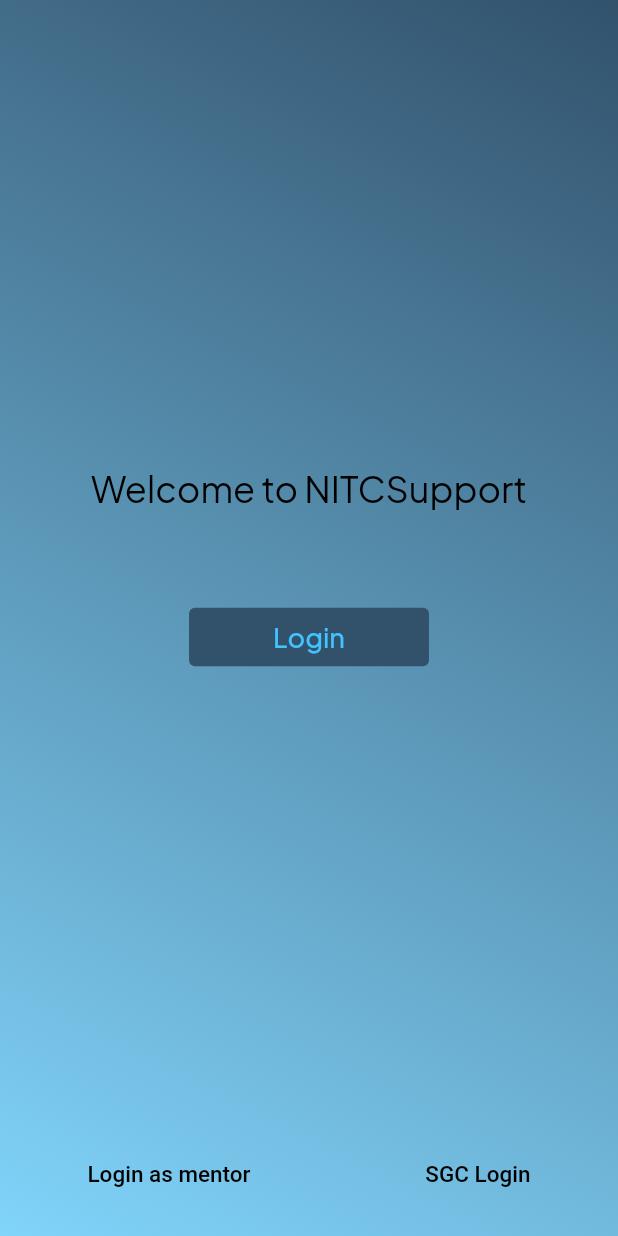
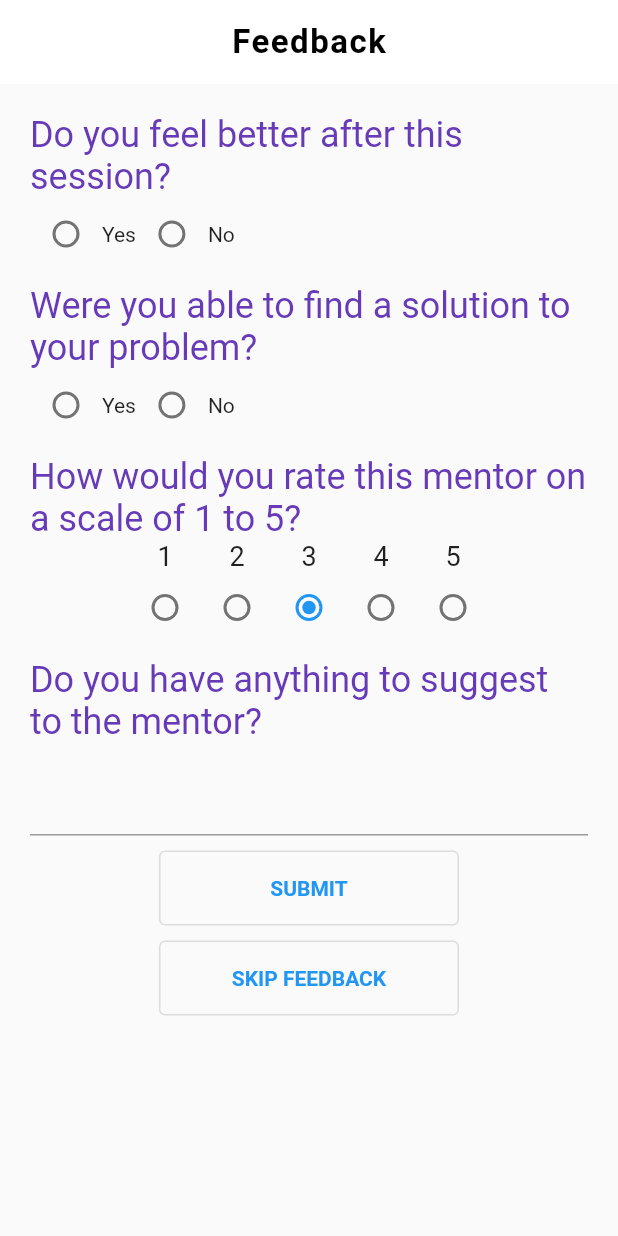
Before and after one commit to AfthabEK/NITCounsel, a Flutter app: the screen it shows after launch, on a phone screen of 412 x 824 dp. Run offline on Flutter 3.47's test engine with Material 2 defaults, Android fonts, the phone set to English and light mode, and no system bars; our stand-ins replace cloud_firestore, firebase_auth, firebase_core, google_fonts; accounts and stored records are empty.

Commit message:
feedback added

```diff
--- a/lib/main.dart
+++ b/lib/main.dart
@@ -1,5 +1,9 @@
+import 'package:nitcsupport/userScreens/create_chatreq.dart';
+
 import 'welcomePage.dart';
 import 'package:flutter/material.dart';
+import 'userScreens/give_feedback.dart';
+import 'userScreens/feedback_input.dart';
 
 import 'package:firebase_core/firebase_core.dart';
 
@@ -18,8 +22,9 @@ class MyApp extends StatelessWidget {
     return MaterialApp(
         title: '3.2 Flutter Push Pop',
         theme: ThemeData.light(),
-        home: LoginPage()
+        //home: LoginPage());
         //home: MyForm()
-        );
+        //home: FeedbackPage(mentorUid: "123"));
+        home: Feedbacknew(mentorUid: "123"));
   }
 }
--- /dev/null
+++ b/lib/userScreens/feedback_input.dart
@@ -0,0 +1,258 @@
+import 'package:flutter/material.dart';
+import 'package:firebase_auth/firebase_auth.dart';
+import 'package:cloud_firestore/cloud_firestore.dart';
+import 'package:firebase_core/firebase_core.dart';
+import 'package:nitcsupport/welcomePage.dart';
+
+class Feedbacknew extends StatefulWidget {
+  final String mentorUid;
+
+  Feedbacknew({Key? key, required this.mentorUid}) : super(key: key);
+
+  @override
+  _FeedbackState createState() => _FeedbackState();
+}
+
+class _FeedbackState extends State<Feedbacknew> {
+  int? _feelingBetter;
+  int? _foundSolution;
+  int _mentorRating = 3;
+  String _comments = "";
+  final double spacing = 8;
+
+  void _submitFeedback() async {
+    // Create a map to store the feedback data
+    Map<String, dynamic> feedbackData = {
+      "feelingBetter": _feelingBetter == 1 ? true : false,
+      "foundSolution": _foundSolution == 1 ? true : false,
+      "mentorRating": _mentorRating,
+      "comments": _comments,
+      "mentorUid": widget.mentorUid,
+      "timestamp": FieldValue.serverTimestamp(),
+    };
+
+    // Store the feedback data in Firestore
+    await FirebaseFirestore.instance.collection("feedback").add(feedbackData);
+
+    await Future.delayed(Duration(seconds: 1));
+
+    // Show a snackbar indicating successful submission
+    ScaffoldMessenger.of(context).showSnackBar(
+      SnackBar(
+        content: Text("Feedback submitted successfully!"),
+      ),
+    );
+
+    //logout the user
+    await FirebaseAuth.instance.signOut();
+
+    // Navigate back to the first page till the first page
+    Navigator.of(context)
+        .push(MaterialPageRoute(builder: (context) => LoginPage()));
+  }
+
+  final _productController = TextEditingController();
+  final _productDesController = TextEditingController();
+
+  final _formKey = GlobalKey<FormState>();
+
+  @override
+  void dispose() {
+    _productController.dispose();
+    _productDesController.dispose();
+    super.dispose();
+  }
+
+  @override
+  Widget build(BuildContext context) {
+    return Scaffold(
+        appBar: AppBar(
+          backgroundColor: Colors.white,
+          title: Text(
+            "Feedback",
+            style: TextStyle(
+              color: Colors.black,
+              fontSize: 22,
+              fontWeight: FontWeight.w600,
+              letterSpacing: 1,
+            ),
+          ),
+          centerTitle: true,
+          elevation: 0,
+        ),
+        body: Container(
+          padding: EdgeInsets.all(20.0),
+          child: ListView(
+            children: [
+              Text(
+                "Do you feel better after this session?",
+                style: TextStyle(color: Colors.deepPurple, fontSize: 24),
+              ),
+              Row(
+                children: [
+                  Radio<int>(
+                    value: 1,
+                    groupValue: _feelingBetter,
+                    onChanged: (value) {
+                      setState(() {
+                        _feelingBetter = value;
+                      });
+                    },
+                  ),
+                  Text("Yes"),
+                  Radio<int>(
+                    value: 0,
+                    groupValue: _feelingBetter,
+                    onChanged: (value) {
+                      setState(() {
+                        _feelingBetter = value;
+                      });
+                    },
+                  ),
+                  Text("No"),
+                ],
+              ),
+              const SizedBox(height: 10.0),
+              Text(
+                "Were you able to find a solution to your problem?",
+                style: TextStyle(color: Colors.deepPurple, fontSize: 24),
+              ),
+              Row(
+                children: [
+                  Radio<int>(
+                    value: 1,
+                    groupValue: _foundSolution,
+                    onChanged: (value) {
+                      setState(() {
+                        _foundSolution = value;
+                      });
+                    },
+                  ),
+                  Text("Yes"),
+                  Radio<int>(
+                    value: 0,
+                    groupValue: _foundSolution,
+                    onChanged: (value) {
+                      setState(() {
+                        _foundSolution = value;
+                      });
+                    },
+                  ),
+                  Text("No"),
+                ],
+              ),
+              const SizedBox(height: 10.0),
+              Text(
+                "How would you rate this mentor on a scale of 1 to 5?",
+                style: TextStyle(color: Colors.deepPurple, fontSize: 24),
+              ),
+              Row(
+                mainAxisAlignment: MainAxisAlignment.center,
+                children: [
+                  for (int i = 1; i <= 5; i++)
+                    Column(
+                      children: [
+                        Text(
+                          i.toString(),
+                          style: TextStyle(fontSize: 18.0),
+                        ),
+                        Radio<int>(
+                          value: i,
+                          groupValue: _mentorRating,
+                          onChanged: (value) {
+                            setState(() {
+                              _mentorRating = value!;
+                            });
+                          },
+                        ),
+                      ],
+                    ),
+                ],
+              ),
+              const SizedBox(height: 10.0),
+              Text(
+                "Do you have anything to suggest to the mentor?",
+                style: TextStyle(color: Colors.deepPurple, fontSize: 24),
+              ),
+              Form(
+                key: _formKey,
+                child: Column(
+                  children: [
+                    TextField(
+                      onChanged: (value) {
+                        setState(() {
+                          _comments = value;
+                        });
+                      },
+                      maxLines: 2,
+                    ),
+                    const SizedBox(height: 10.0),
+                    submitBtn(context),
+                    const SizedBox(height: 10.0),
+                    skipBtn(context),
+                  ],
+                ),
+              ),
+            ],
+          ),
+        ));
+  }
+
+  OutlinedButton submitBtn(BuildContext context) {
+    return OutlinedButton(
+      style: OutlinedButton.styleFrom(minimumSize: const Size(200, 50)),
+      onPressed: () {
+        _submitFeedback();
+        Navigator.of(context).popUntil((route) => route.isFirst);
+        //String description = _productDesController.text;
+        //String user_id = FirebaseAuth.instance.currentUser!.uid;
+      },
+      child: Text(
+        "Submit".toUpperCase(),
+        style: const TextStyle(fontWeight: FontWeight.bold),
+      ),
+    );
+  }
+
+  OutlinedButton skipBtn(BuildContext context) {
+    return OutlinedButton(
+      style: OutlinedButton.styleFrom(minimumSize: const Size(200, 50)),
+      onPressed: () {
+        Navigator.of(context)
+            .push(MaterialPageRoute(builder: (context) => LoginPage()));
+        //Navigator.of(context).popUntil((route) => route.isFirst);
+        //String description = _productDesController.text;
+        //String user_id = FirebaseAuth.instance.currentUser!.uid;
+      },
+      child: Text(
+        "Skip Feedback".toUpperCase(),
+        style: const TextStyle(fontWeight: FontWeight.bold),
+      ),
+    );
+  }
+}
+
+class MyTextField extends StatelessWidget {
+  const MyTextField({
+    Key? key,
+    required this.fieldName,
+    required this.myController,
+  }) : super(key: key);
+
+  final TextEditingController myController;
+  final String fieldName;
+
+  @override
+  Widget build(BuildContext context) {
+    return TextFormField(
+      controller: myController,
+      decoration: InputDecoration(
+          labelText: fieldName,
+          border: const OutlineInputBorder(),
+          focusedBorder: OutlineInputBorder(
+            borderSide: BorderSide(color: Colors.deepPurple.shade300),
+          ),
+          labelStyle: const TextStyle(color: Colors.deepPurple)),
+    );
+  }
+}
```
